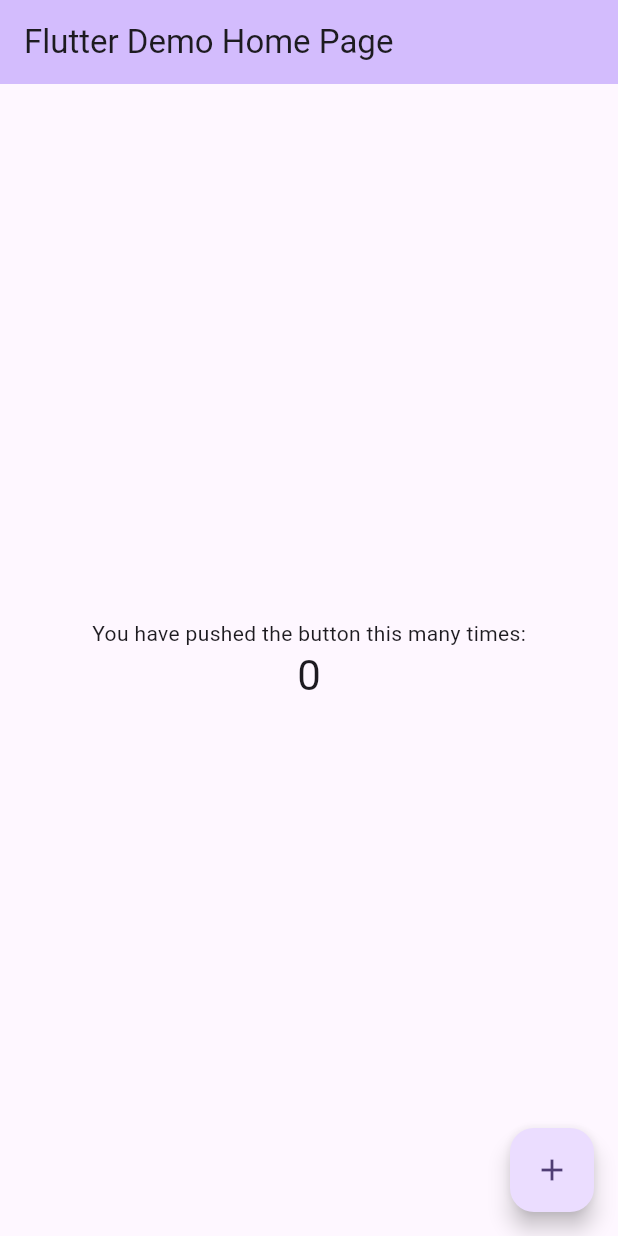
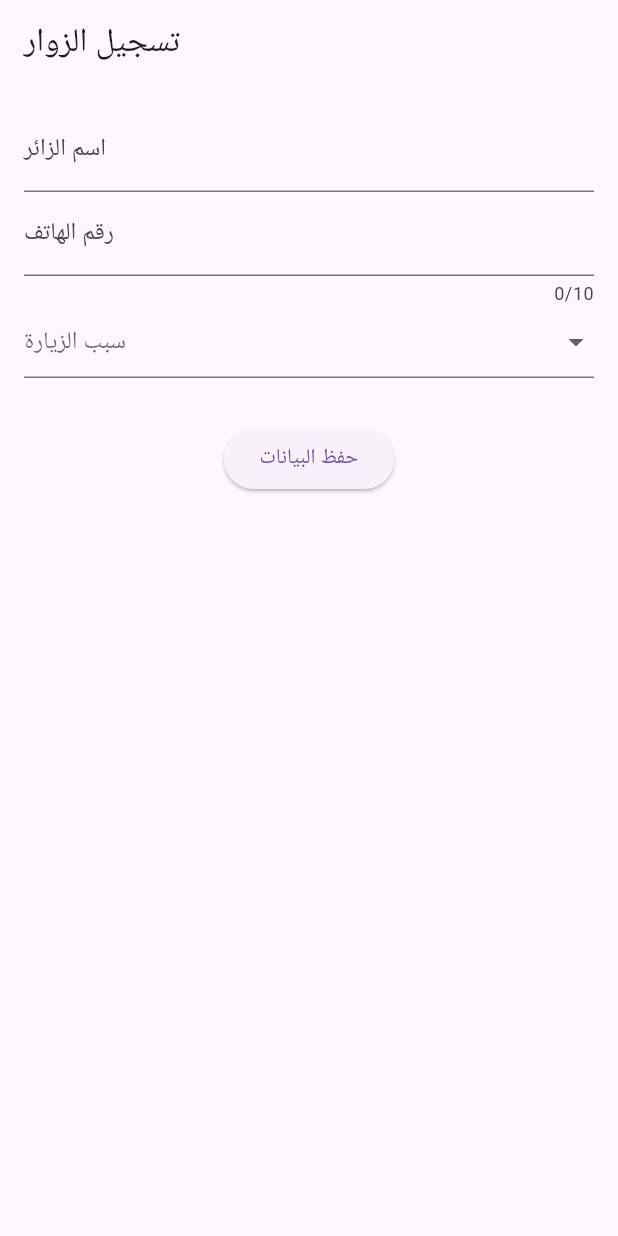
Before and after one commit to mohammedBk200s/othman-student-tracker, a Flutter app: the screen it shows after launch, on a phone screen of 412 x 824 dp. Run offline on Flutter 3.47's test engine with Material 3 defaults, Android fonts, the phone set to English and light mode, and no system bars.

Commit message:
initial comment

```diff
--- /dev/null
+++ b/lib/Entry Form.dart
@@ -0,0 +1,105 @@
+import 'package:flutter/material.dart';
+import 'package:othman_student_tracker/Visitor.dart';
+
+import 'Display List.dart';
+
+class EntryFormScreen extends StatefulWidget {
+  @override
+  _EntryFormScreenState createState() => _EntryFormScreenState();
+}
+
+class _EntryFormScreenState extends State<EntryFormScreen> {
+  final _formKey = GlobalKey<FormState>();
+  final List<Visitor> _visitorList = []; // القائمة التي ستخزن الزوار
+
+  // وحدات التحكم بالنصوص
+  final TextEditingController _nameController = TextEditingController();
+  final TextEditingController _phoneController = TextEditingController();
+
+  String? _selectedPurpose;
+  final List<String> _purposes = ['استشارة', 'تسجيل دورة', 'صيانة', 'أخرى'];
+
+  void _saveVisitor() {
+    if (_formKey.currentState!.validate()) {
+      setState(() {
+        _visitorList.add(Visitor(
+          name: _nameController.text,
+          phone: _phoneController.text,
+          purpose: _selectedPurpose!,
+        ));
+      });
+
+      // تصفير الحقول
+      _nameController.clear();
+      _phoneController.clear();
+      setState(() => _selectedPurpose = null);
+
+      // الانتقال للشاشة الثانية
+      Navigator.push(
+        context,
+        MaterialPageRoute(
+          builder: (context) => DisplayListScreen(
+            visitors: _visitorList,
+            onDelete: (index) {
+              setState(() {
+                _visitorList.removeAt(index);
+              });
+            },
+          ),
+        ),
+      );
+    }
+  }
+
+  @override
+  Widget build(BuildContext context) {
+    return Scaffold(
+      appBar: AppBar(title: Text("تسجيل الزوار")),
+      body: Padding(
+        padding: EdgeInsets.all(16.0),
+        child: Form(
+          key: _formKey,
+          child: Column(
+            children: [
+              TextFormField(
+                controller: _nameController,
+                decoration: InputDecoration(labelText: "اسم الزائر"),
+                validator: (value) {
+                  if (value == null || value.isEmpty) return "الحقل إجباري";
+                  if (RegExp(r'[!@#<>?":_`~;[\]\\|=+)(*&^%$#@!]').hasMatch(value)) {
+                    return "لا يسمح باستخدام الرموز";
+                  }
+                  return null;
+                },
+              ),
+              TextFormField(
+                controller: _phoneController,
+                decoration: InputDecoration(labelText: "رقم الهاتف"),
+                keyboardType: TextInputType.phone,
+                maxLength: 10,
+                validator: (value) {
+                  if (value == null || value.isEmpty) return "الحقل إجباري";
+                  if (value.length != 10) return "يجب أن يكون 10 أرقام";
+                  if (!RegExp(r'^[0-9]+$').hasMatch(value)) return "أرقام فقط";
+                  return null;
+                },
+              ),
+              DropdownButtonFormField<String>(
+                value: _selectedPurpose,
+                hint: Text("سبب الزيارة"),
+                items: _purposes.map((p) => DropdownMenuItem(value: p, child: Text(p))).toList(),
+                onChanged: (val) => setState(() => _selectedPurpose = val),
+                validator: (val) => val == null ? "يرجى اختيار السبب" : null,
+              ),
+              SizedBox(height: 30),
+              ElevatedButton(
+                onPressed: _saveVisitor,
+                child: Text("حفظ البيانات"),
+              )
+            ],
+          ),
+        ),
+      ),
+    );
+  }
+}
--- /dev/null
+++ b/lib/Visitor.dart
@@ -0,0 +1,19 @@
+import 'package:flutter/material.dart';
+
+class Visitor {
+  final String name;
+  final String phone;
+  final String purpose;
+
+  Visitor({required this.name, required this.phone, required this.purpose});
+
+  // تحديد اللون بناءً على نوع الزيارة
+  Color getPurposeColor() {
+    switch (purpose) {
+      case 'استشارة': return Colors.blue;
+      case 'تسجيل دورة': return Colors.green;
+      case 'صيانة': return Colors.orange;
+      default: return Colors.grey;
+    }
+  }
+}
--- a/lib/main.dart
+++ b/lib/main.dart
@@ -1,122 +1,23 @@
+import 'package:flutter/cupertino.dart';
 import 'package:flutter/material.dart';
 
+import 'Entry Form.dart';
+
 void main() {
-  runApp(const MyApp());
+  runApp(VisitorRegistrationApp());
 }
 
-class MyApp extends StatelessWidget {
-  const MyApp({super.key});
-
-  // This widget is the root of your application.
+class VisitorRegistrationApp extends StatelessWidget {
   @override
   Widget build(BuildContext context) {
     return MaterialApp(
-      title: 'Flutter Demo',
+      debugShowCheckedModeBanner: false,
+      title: 'نظام تسجيل الزوار',
       theme: ThemeData(
-        // This is the theme of your application.
-        //
-        // TRY THIS: Try running your application with "flutter run". You'll see
-        // the application has a purple toolbar. Then, without quitting the app,
-        // try changing the seedColor in the colorScheme below to Colors.green
-        // and then invoke "hot reload" (save your changes or press the "hot
-        // reload" button in a Flutter-supported IDE, or press "r" if you used
-        // the command line to start the app).
-        //
-        // Notice that the counter didn't reset back to zero; the application
-        // state is not lost during the reload. To reset the state, use hot
-        // restart instead.
-        //
-        // This works for code too, not just values: Most code changes can be
-        // tested with just a hot reload.
-        colorScheme: .fromSeed(seedColor: Colors.deepPurple),
+        primarySwatch: Colors.teal,
+        useMaterial3: true,
       ),
-      home: const MyHomePage(title: 'Flutter Demo Home Page'),
+      home: EntryFormScreen(),
     );
   }
 }
-
-class MyHomePage extends StatefulWidget {
-  const MyHomePage({super.key, required this.title});
-
-  // This widget is the home page of your application. It is stateful, meaning
-  // that it has a State object (defined below) that contains fields that affect
-  // how it looks.
-
-  // This class is the configuration for the state. It holds the values (in this
-  // case the title) provided by the parent (in this case the App widget) and
-  // used by the build method of the State. Fields in a Widget subclass are
-  // always marked "final".
-
-  final String title;
-
-  @override
-  State<MyHomePage> createState() => _MyHomePageState();
-}
-
-class _MyHomePageState extends State<MyHomePage> {
-  int _counter = 0;
-
-  void _incrementCounter() {
-    setState(() {
-      // This call to setState tells the Flutter framework that something has
-      // changed in this State, which causes it to rerun the build method below
-      // so that the display can reflect the updated values. If we changed
-      // _counter without calling setState(), then the build method would not be
-      // called again, and so nothing would appear to happen.
-      _counter++;
-    });
-  }
-
-  @override
-  Widget build(BuildContext context) {
-    // This method is rerun every time setState is called, for instance as done
-    // by the _incrementCounter method above.
-    //
-    // The Flutter framework has been optimized to make rerunning build methods
-    // fast, so that you can just rebuild anything that needs updating rather
-    // than having to individually change instances of widgets.
-    return Scaffold(
-      appBar: AppBar(
-        // TRY THIS: Try changing the color here to a specific color (to
-        // Colors.amber, perhaps?) and trigger a hot reload to see the AppBar
-        // change color while the other colors stay the same.
-        backgroundColor: Theme.of(context).colorScheme.inversePrimary,
-        // Here we take the value from the MyHomePage object that was created by
-        // the App.build method, and use it to set our appbar title.
-        title: Text(widget.title),
-      ),
-      body: Center(
-        // Center is a layout widget. It takes a single child and positions it
-        // in the middle of the parent.
-        child: Column(
-          // Column is also a layout widget. It takes a list of children and
-          // arranges them vertically. By default, it sizes itself to fit its
-          // children horizontally, and tries to be as tall as its parent.
-          //
-          // Column has various properties to control how it sizes itself and
-          // how it positions its children. Here we use mainAxisAlignment to
-          // center the children vertically; the main axis here is the vertical
-          // axis because Columns are vertical (the cross axis would be
-          // horizontal).
-          //
-          // TRY THIS: Invoke "debug painting" (choose the "Toggle Debug Paint"
-          // action in the IDE, or press "p" in the console), to see the
-          // wireframe for each widget.
-          mainAxisAlignment: .center,
-          children: [
-            const Text('You have pushed the button this many times:'),
-            Text(
-              '$_counter',
-              style: Theme.of(context).textTheme.headlineMedium,
-            ),
-          ],
-        ),
-      ),
-      floatingActionButton: FloatingActionButton(
-        onPressed: _incrementCounter,
-        tooltip: 'Increment',
-        child: const Icon(Icons.add),
-      ),
-    );
-  }
-}
```
Also changed, not shown: lib/Display List.dart (added, +50 -0 lines), pubspec.lock.
